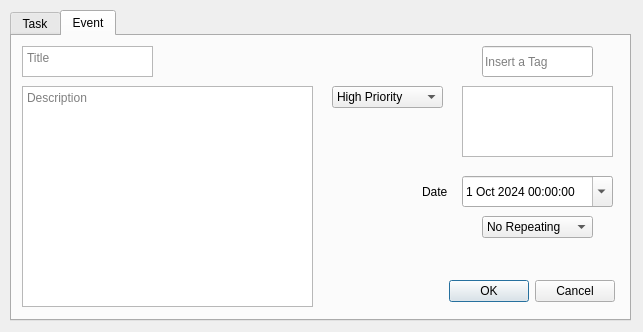
Old version of the form App/AddWindow.ui in the repository BadrGello/Task-Management-App.
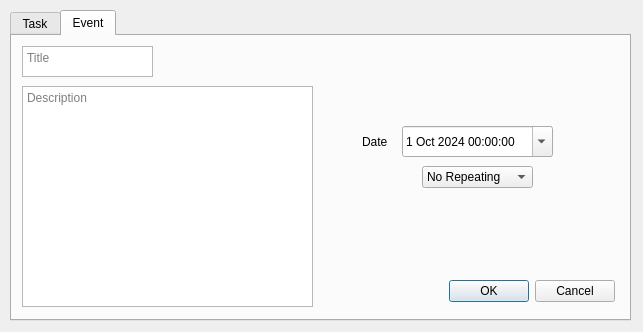
New version of the form. The open tabs and pages were chosen to show the change.

Commit message: Minor Changes to icons/names

```diff
--- a/App/AddWindow.ui
+++ b/App/AddWindow.ui
@@ -285,39 +285,11 @@
     <attribute name="title">
      <string>Event</string>
     </attribute>
-    <widget class="QLineEdit" name="EventTagInput">
-     <property name="geometry">
-      <rect>
-       <x>470</x>
-       <y>10</y>
-       <width>111</width>
-       <height>31</height>
-      </rect>
-     </property>
-     <property name="toolTip">
-      <string>&lt;html&gt;&lt;head/&gt;&lt;body&gt;&lt;p&gt;A tag should have no spaces. &lt;/p&gt;&lt;p&gt;Press enter to add tag&lt;/p&gt;&lt;/body&gt;&lt;/html&gt;</string>
-     </property>
-     <property name="whatsThis">
-      <string>&lt;html&gt;&lt;head/&gt;&lt;body&gt;&lt;p&gt;Tags are optional feature for categorizing events/tasks&lt;/p&gt;&lt;/body&gt;&lt;/html&gt;</string>
-     </property>
-     <property name="inputMask">
-      <string/>
-     </property>
-     <property name="text">
-      <string/>
-     </property>
-     <property name="placeholderText">
-      <string>Insert a Tag</string>
-     </property>
-     <property name="clearButtonEnabled">
-      <bool>false</bool>
-     </property>
-    </widget>
     <widget class="QLabel" name="EventDateLabel">
      <property name="geometry">
       <rect>
-       <x>410</x>
-       <y>140</y>
+       <x>350</x>
+       <y>90</y>
        <width>31</width>
        <height>31</height>
       </rect>
@@ -329,8 +301,8 @@
     <widget class="QDateTimeEdit" name="EventDate">
      <property name="geometry">
       <rect>
-       <x>450</x>
-       <y>140</y>
+       <x>390</x>
+       <y>90</y>
        <width>151</width>
        <height>31</height>
       </rect>
@@ -352,8 +324,8 @@
     <widget class="QComboBox" name="EventRepeatValue">
      <property name="geometry">
       <rect>
-       <x>470</x>
-       <y>180</y>
+       <x>410</x>
+       <y>130</y>
        <width>111</width>
        <height>22</height>
       </rect>
@@ -413,44 +385,6 @@
       <string>Description</string>
      </property>
     </widget>
-    <widget class="QComboBox" name="EventPriorityValue">
-     <property name="geometry">
-      <rect>
-       <x>320</x>
-       <y>50</y>
-       <width>111</width>
-       <height>22</height>
-      </rect>
-     </property>
-     <property name="toolTip">
-      <string>Priority is useful for filtering</string>
-     </property>
-     <item>
-      <property name="text">
-       <string>High Priority</string>
-      </property>
-     </item>
-     <item>
-      <property name="text">
-       <string>Moderate Priority</string>
-      </property>
-     </item>
-     <item>
-      <property name="text">
-       <string>Low Priority</string>
-      </property>
-     </item>
-    </widget>
-    <widget class="QListWidget" name="EventTags">
-     <property name="geometry">
-      <rect>
-       <x>450</x>
-       <y>50</y>
-       <width>151</width>
-       <height>71</height>
-      </rect>
-     </property>
-    </widget>
     <widget class="QDialogButtonBox" name="EventDialogButtonBox">
      <property name="geometry">
       <rect>
```
The commit also changes 1 other file.
